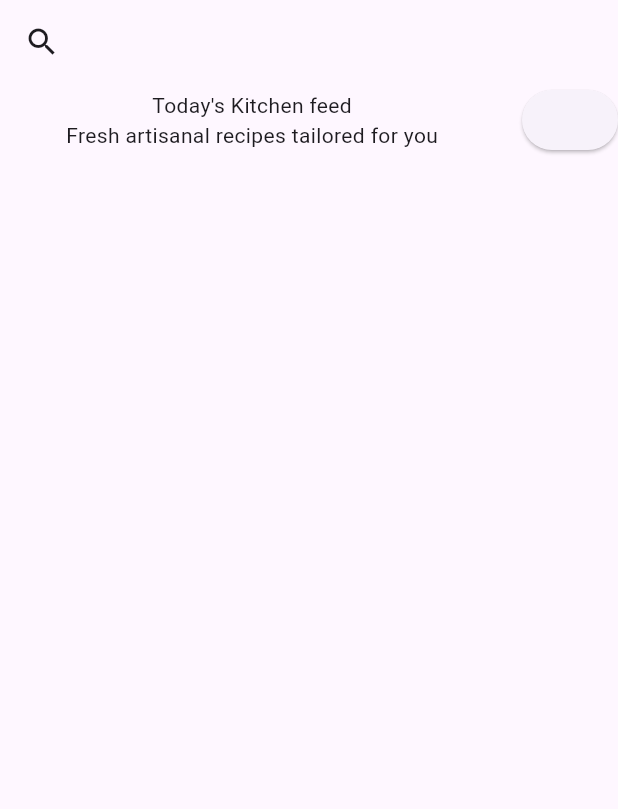
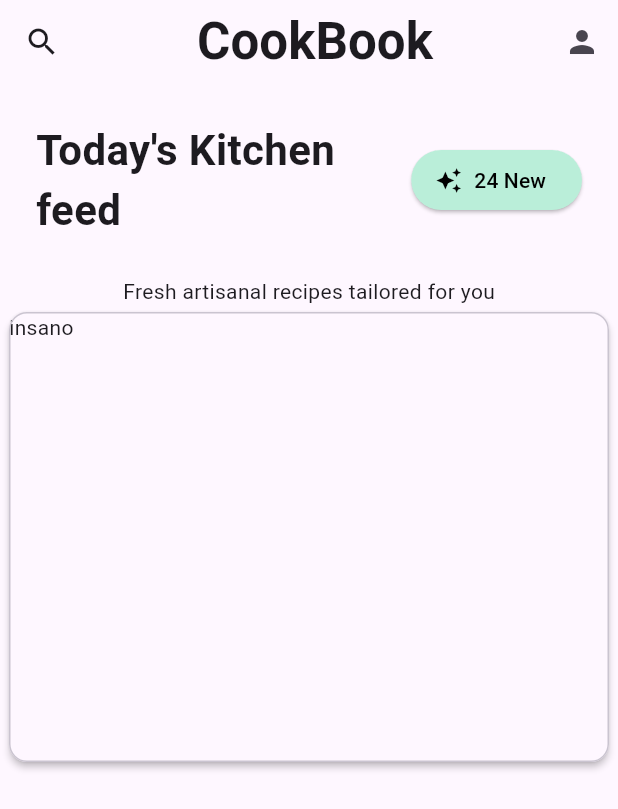
Before and after one commit to Gui-KO4/Cookbook, a Flutter app: the screen it shows after launch, on a phone screen of 412 x 824 dp. Shown: the top 809 px of the screen. Run offline on Flutter 3.47's test engine with Material 3 defaults, Android fonts, the phone set to English and light mode, and no system bars; Roboto replaces fonts that are missing (Plus Jakarta Sans, poppins).

Commit message:
card e fix no feed

```diff
--- a/app/cookbook/lib/main.dart
+++ b/app/cookbook/lib/main.dart
@@ -1,4 +1,5 @@
 import 'package:flutter/material.dart';
+import 'widgets/recipe.dart';
 
 void main() => runApp(const MyApp());
 
@@ -8,13 +9,22 @@ class MyApp extends StatelessWidget {
   Widget build(BuildContext context) {
     return MaterialApp(
       debugShowCheckedModeBanner: false,
+      title: 'CookBook',
+      theme: ThemeData(
+        fontFamily: 'poppins',
+      ),
       home: Scaffold(
         appBar: AppBar(
           leading: IconButton( icon: Icon(Icons.search), onPressed: () => {},),
+          title: Center(child: Text("CookBook", style: TextStyle( fontWeight: FontWeight.bold, fontSize: 34), )),
+          actions: [IconButton(onPressed: () =>{}, icon: Icon(Icons.person))],
         ),
         body: Center(
           child: Column(
             children: [
+              Container(
+                padding: EdgeInsets.all(24),
+                child:
               Row(
                 mainAxisAlignment: MainAxisAlignment.spaceBetween,
 
@@ -22,13 +32,15 @@ class MyApp extends StatelessWidget {
                   Expanded(child: Column(
                     crossAxisAlignment: CrossAxisAlignment.center,
                     children: [
-                      Text("Today's Kitchen feed"),
-                      Text("Fresh artisanal recipes tailored for you", softWrap: true,)
+                      Text("Today's Kitchen feed", style: TextStyle(fontWeight: FontWeight.bold, fontSize: 28), softWrap: true,),
                   ],),),
                   SizedBox(width: 12,),
-                  ElevatedButton.icon(onPressed: () => {}, label: Text("")),
+                  ElevatedButton.icon(onPressed: () => {}, label: Text("24 New"), icon: Icon(Icons.auto_awesome), style: ElevatedButton.styleFrom(backgroundColor: Color.fromRGBO(186, 238, 217, 100), foregroundColor: Colors.black),),
                 ]
               )
+            ),
+            Text("Fresh artisanal recipes tailored for you",style: TextStyle(fontFamily: 'Plus Jakarta Sans', fontSize: 14), softWrap: true,),
+            RecipeCard(name: "yurr",details:  "yurr",time: 1,rating: 2),
             ],
           ),
         ),
--- /dev/null
+++ b/app/cookbook/lib/widgets/recipe.dart
@@ -0,0 +1,30 @@
+import 'package:flutter/material.dart';
+
+class RecipeCard extends StatelessWidget {
+  final String name;
+  final String details;
+  final int time;
+  final int rating;
+
+  const RecipeCard({
+    super.key,
+    required this.name,
+    required this.details,
+    required this.time,
+    required this.rating,
+  });
+
+  @override
+  Widget build(BuildContext context) {
+    return Card.outlined(
+      elevation: 2,
+      child:
+        SizedBox(
+          width: 400,
+          height: 300,
+          child:
+          Text("insano")
+        )
+    );
+  }
+}
```
